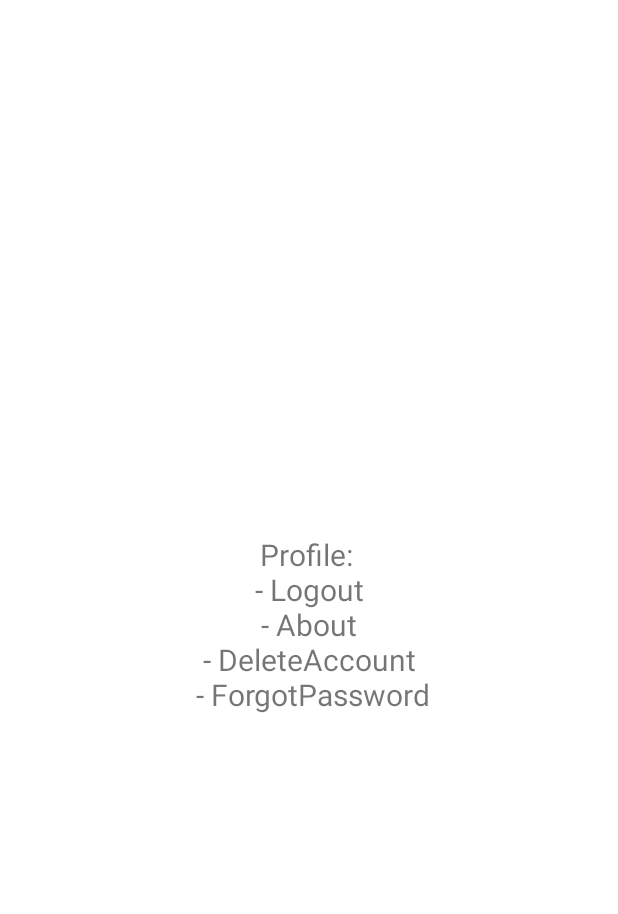
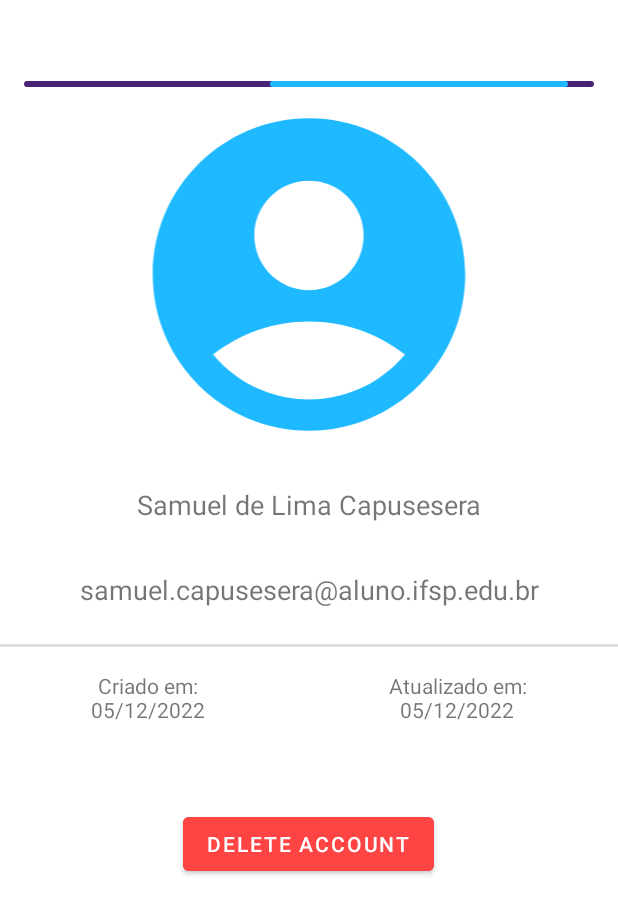
Before and after one commit to Biblioteca-de-Bolso/mobileApp, an Android app: the layout fragment_profile.xml on its own in the app's theme, with its tools: preview values and no code run, on a phone screen of 412 x 824 dp. Shown: the top 914 px of the screen. Run offline under Robolectric (Android 15) with nearby library versions, the phone set to English and light mode, and no system bars.

Commit message:
Finish ProfileFragment, fix progress bar in LoginFragment, fix bearer token on delete annotation endpoint

```diff
--- a/app/src/main/java/com/bibliotecadebolso/app/data/api/BibliotecaDeBolsoAPI.kt
+++ b/app/src/main/java/com/bibliotecadebolso/app/data/api/BibliotecaDeBolsoAPI.kt
@@ -177,5 +177,11 @@ interface BibliotecaDeBolsoAPI {
         @Body changePasswordForm: ChangePasswordForm
     ): Response<APIResponse<Nothing>>
 
+    @GET("user/{id}")
+    suspend fun getProfile(
+        @Header("Authorization") accessToken: String,
+        @Path("id") id: Int
+    ): Response<APIResponse<ProfileObject>>
+
 
 }
--- a/app/src/main/java/com/bibliotecadebolso/app/data/dataSource/AnnotationDataSource.kt
+++ b/app/src/main/java/com/bibliotecadebolso/app/data/dataSource/AnnotationDataSource.kt
@@ -102,7 +102,7 @@ object AnnotationDataSource {
         annotationId: Int,
     ): Result<Boolean> {
         return RequestUtils.returnOrThrowIfHasConnectionError {
-            val response = api.deleteAnnotationById(accessToken, id = annotationId)
+            val response = api.deleteAnnotationById("Bearer $accessToken", id = annotationId)
             RequestUtils.returnResponseTransformedIntoResult(response)
         }
     }
--- /dev/null
+++ b/app/src/main/java/com/bibliotecadebolso/app/data/model/response/ProfileObject.kt
@@ -0,0 +1,5 @@
+package com.bibliotecadebolso.app.data.model.response
+
+data class ProfileObject(
+    val user: ProfileResponse
+)
--- a/app/src/main/java/com/bibliotecadebolso/app/ui/appAccess/login/LoginFragment.kt
+++ b/app/src/main/java/com/bibliotecadebolso/app/ui/appAccess/login/LoginFragment.kt
@@ -47,7 +47,7 @@ class LoginFragment : Fragment() {
 
     private fun setupLoginResponseObserver() {
         appAccessViewModel.loginResponse.observe(viewLifecycleOwner) {
-            binding.pgLoading.visibility = View.GONE
+            binding.pgLoading.visibility = View.INVISIBLE
             when (it) {
                 is Result.Success<AuthTokens?> -> {
                     showLongToast(getString(R.string.label_user_logged))
--- /dev/null
+++ b/app/src/main/res/drawable/ic_account_circle_dark.xml
@@ -0,0 +1,5 @@
+<vector android:height="24dp" android:tint="#472275"
+    android:viewportHeight="24" android:viewportWidth="24"
+    android:width="24dp" xmlns:android="http://schemas.android.com/apk/res/android">
+    <path android:fillColor="@android:color/white" android:pathData="M12,2C6.48,2 2,6.48 2,12s4.48,10 10,10s10,-4.48 10,-10S17.52,2 12,2zM12,6c1.93,0 3.5,1.57 3.5,3.5S13.93,13 12,13s-3.5,-1.57 -3.5,-3.5S10.07,6 12,6zM12,20c-2.03,0 -4.43,-0.82 -6.14,-2.88C7.55,15.8 9.68,15 12,15s4.45,0.8 6.14,2.12C16.43,19.18 14.03,20 12,20z"/>
+</vector>
--- /dev/null
+++ b/app/src/main/res/drawable/ic_account_circle_light.xml
@@ -0,0 +1,5 @@
+<vector android:height="24dp" android:tint="#FFFFFF"
+    android:viewportHeight="24" android:viewportWidth="24"
+    android:width="24dp" xmlns:android="http://schemas.android.com/apk/res/android">
+    <path android:fillColor="@android:color/white" android:pathData="M12,2C6.48,2 2,6.48 2,12s4.48,10 10,10s10,-4.48 10,-10S17.52,2 12,2zM12,6c1.93,0 3.5,1.57 3.5,3.5S13.93,13 12,13s-3.5,-1.57 -3.5,-3.5S10.07,6 12,6zM12,20c-2.03,0 -4.43,-0.82 -6.14,-2.88C7.55,15.8 9.68,15 12,15s4.45,0.8 6.14,2.12C16.43,19.18 14.03,20 12,20z"/>
+</vector>
--- a/app/src/main/res/layout/fragment_login.xml
+++ b/app/src/main/res/layout/fragment_login.xml
@@ -116,7 +116,7 @@
             android:layout_gravity="center"
             android:layout_marginTop="64dp"
             android:layout_marginBottom="64dp"
-            android:visibility="visible"
+            android:visibility="invisible"
             app:layout_constraintEnd_toEndOf="@+id/et_password"
             app:layout_constraintStart_toStartOf="@+id/et_password"
             app:layout_constraintTop_toBottomOf="@id/et_password"
--- a/app/src/main/res/layout/fragment_profile.xml
+++ b/app/src/main/res/layout/fragment_profile.xml
@@ -1,22 +1,117 @@
 <?xml version="1.0" encoding="utf-8"?>
-<androidx.constraintlayout.widget.ConstraintLayout xmlns:android="http://schemas.android.com/apk/res/android"
+<LinearLayout xmlns:android="http://schemas.android.com/apk/res/android"
     xmlns:app="http://schemas.android.com/apk/res-auto"
     xmlns:tools="http://schemas.android.com/tools"
     android:layout_width="match_parent"
     android:layout_height="match_parent"
-    tools:context=".ui.home.ui.Profile.ProfileFragment">
+    android:layout_marginTop="54dp"
+    android:orientation="vertical"
+    tools:context=".ui.home.ui.profile.ProfileFragment">
 
-    <TextView
+    <com.google.android.material.progressindicator.LinearProgressIndicator
+        android:id="@+id/pg_loading"
         android:layout_width="match_parent"
         android:layout_height="wrap_content"
-        android:layout_marginStart="8dp"
-        android:layout_marginTop="8dp"
-        android:layout_marginEnd="8dp"
-        android:textAlignment="center"
-        android:textSize="20sp"
-        android:text="Profile: \n - Logout \n - About \n - DeleteAccount \n - ForgotPassword"
-        app:layout_constraintBottom_toBottomOf="parent"
+        android:layout_marginHorizontal="16dp"
+        android:indeterminate="true"
+        android:visibility="visible"
         app:layout_constraintEnd_toEndOf="parent"
         app:layout_constraintStart_toStartOf="parent"
-        app:layout_constraintTop_toTopOf="parent" />
-</androidx.constraintlayout.widget.ConstraintLayout>
+        app:layout_constraintTop_toTopOf="parent"
+        app:trackColor="?attr/progressBarColor"
+        app:trackCornerRadius="16dp" />
+
+
+    <androidx.swiperefreshlayout.widget.SwipeRefreshLayout
+        android:id="@+id/swl_refresh"
+        android:layout_width="match_parent"
+        android:layout_height="match_parent">
+
+        <ScrollView
+            android:layout_width="match_parent"
+            android:layout_height="match_parent">
+
+            <LinearLayout
+                android:id="@+id/ll_content"
+                android:layout_width="match_parent"
+                android:layout_height="wrap_content"
+                android:orientation="vertical">
+
+                <ImageView
+                    android:layout_width="match_parent"
+                    android:layout_height="250dp"
+                    android:src="@drawable/ic_account_circle_light"
+                    app:tint="?attr/colorPrimary" />
+
+
+                <TextView
+                    android:id="@+id/tv_username"
+                    android:layout_width="match_parent"
+                    android:layout_height="wrap_content"
+                    android:layout_gravity="center"
+                    android:layout_margin="16dp"
+                    android:gravity="center"
+                    android:textSize="18sp"
+                    tools:text="Samuel de Lima Capusesera" />
+
+                <TextView
+                    android:id="@+id/tv_email"
+                    android:layout_width="match_parent"
+                    android:layout_height="wrap_content"
+                    android:layout_gravity="center"
+                    android:layout_margin="16dp"
+                    android:gravity="center"
+                    android:textSize="18sp"
+                    tools:text="samuel.capusesera@aluno.ifsp.edu.br" />
+
+                <com.google.android.material.divider.MaterialDivider
+                    android:layout_width="match_parent"
+                    android:layout_height="2dp"
+                    android:layout_marginTop="8dp"
+                    app:layout_constraintBottom_toBottomOf="parent"
+                    app:layout_constraintEnd_toEndOf="parent"
+                    app:layout_constraintStart_toStartOf="parent" />
+
+                <LinearLayout
+                    android:layout_width="match_parent"
+                    android:layout_height="wrap_content"
+                    android:orientation="horizontal">
+
+                    <TextView
+                        android:id="@+id/tv_created_at"
+                        android:layout_width="wrap_content"
+                        android:layout_height="wrap_content"
+                        android:layout_gravity="center"
+                        android:layout_margin="16dp"
+                        android:layout_weight="0.5"
+                        android:gravity="center"
+                        android:textSize="14sp"
+                        tools:text="Criado em:\n05/12/2022" />
+
+                    <TextView
+                        android:id="@+id/tv_last_updated_at"
+                        android:layout_width="wrap_content"
+                        android:layout_height="wrap_content"
+                        android:layout_gravity="center"
+                        android:layout_margin="16dp"
+                        android:layout_weight="0.5"
+                        android:gravity="center"
+                        android:textSize="14sp"
+                        tools:text="Atualizado em:\n05/12/2022" />
+
+                </LinearLayout>
+
+                <Button
+                    android:id="@+id/btn_delete_account"
+                    android:layout_width="wrap_content"
+                    android:layout_height="wrap_content"
+                    android:layout_gravity="center"
+                    android:layout_marginTop="40dp"
+                    android:backgroundTint="@android:color/holo_red_light"
+                    android:gravity="center"
+                    android:text="@string/title_activity_delete_account" />
+            </LinearLayout>
+        </ScrollView>
+    </androidx.swiperefreshlayout.widget.SwipeRefreshLayout>
+
+</LinearLayout>
--- a/app/src/main/res/navigation/home_navigation.xml
+++ b/app/src/main/res/navigation/home_navigation.xml
@@ -25,7 +25,7 @@
 
     <fragment
         android:id="@+id/navigation_profile"
-        android:name="com.bibliotecadebolso.app.ui.home.ui.Profile.ProfileFragment"
+        android:name="com.bibliotecadebolso.app.ui.home.ui.profile.ProfileFragment"
         android:label="@string/title_profile"
         tools:layout="@layout/fragment_profile" />
 </navigation>
--- a/app/src/main/res/values/strings.xml
+++ b/app/src/main/res/values/strings.xml
@@ -173,6 +173,9 @@
     <string name="title_annotations">Annotations</string>
     <string name="title_profile">Profile</string>
 
+    <string name="label_created_at">Created at \n %1$s</string>
+    <string name="label_updated_at">Updated at \n %1$s</string>
+
 
 
     <string name="error_email_not_valid">Email not valid</string>
```
Also changed, not shown: app/src/main/java/com/bibliotecadebolso/app/data/dataSource/LoginDataSource.kt (+16 -0 lines), app/src/main/java/com/bibliotecadebolso/app/data/model/response/ProfileResponse.kt (added, +13 -0 lines), app/src/main/java/com/bibliotecadebolso/app/ui/borrow/list/BorrowListActivity.kt (+17 -0 lines), app/src/main/java/com/bibliotecadebolso/app/ui/home/ui/Profile/NotificationsViewModel.kt (deleted, +0 -13 lines), app/src/main/java/com/bibliotecadebolso/app/ui/home/ui/Profile/ProfileFragment.kt (deleted, +0 -38 lines), app/src/main/java/com/bibliotecadebolso/app/ui/home/ui/profile/ProfileFragment.kt (added, +87 -0 lines), app/src/main/java/com/bibliotecadebolso/app/ui/home/ui/profile/ProfileViewModel.kt (added, +30 -0 lines).
